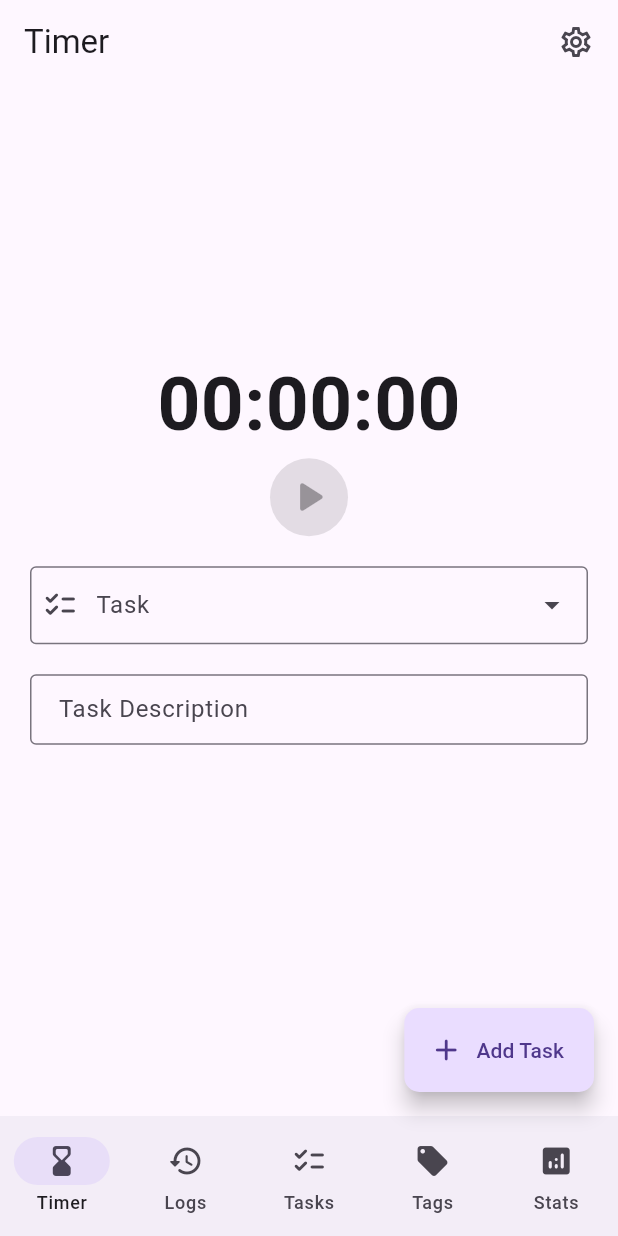
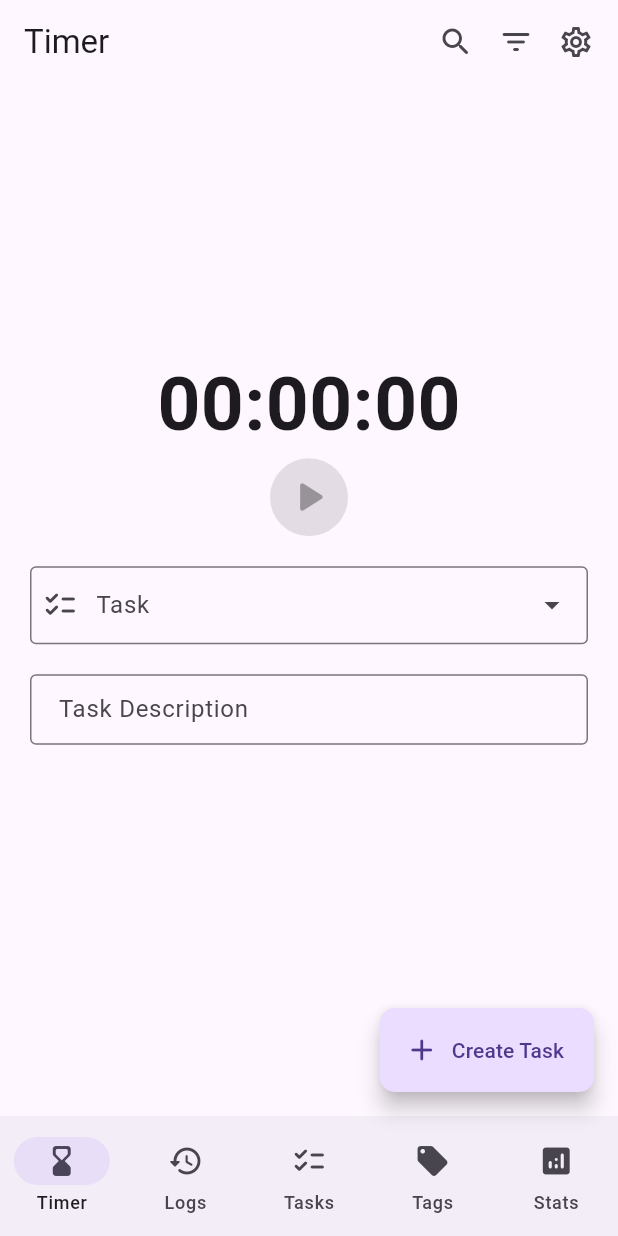
Before and after one commit to siddharthroy12/timebrew, a Flutter app: the screen it shows after launch, on a phone screen of 412 x 824 dp. Run offline on Flutter 3.47's test engine with Material 2 defaults, Android fonts, the phone set to English and light mode, and no system bars; drawn by our look-alikes of animated_flip_counter, dynamic_color; our stand-ins replace file_picker, fl_chart, isar, permission_handler, syncfusion_flutter_charts; missing offline and left inert: context_menus; accounts and stored records are empty; generated files the repository leaves out were written again.

Commit message:
UI changes

```diff
--- a/lib/tabs/tabs.dart
+++ b/lib/tabs/tabs.dart
@@ -29,6 +29,7 @@ class Tabs extends StatefulWidget {
 class _TabsState extends State<Tabs> with SingleTickerProviderStateMixin {
   int _tabIndex = 0;
   bool desktopView = true;
+  bool searchMode = false;
 
   List<TabEntry> tabs = [
     TabEntry(title: 'Timer', icon: Icons.hourglass_bottom_rounded),
@@ -86,27 +87,19 @@ class _TabsState extends State<Tabs> with SingleTickerProviderStateMixin {
       },
       icon: const Icon(Icons.settings_outlined),
     );
-    return Scaffold(
-      appBar: !desktopView
-          ? AppBar(
-              title: Text(tabs[_tabIndex].title),
-              actions: [
-                Padding(
-                  padding: const EdgeInsets.only(right: 8.0),
-                  child: settingsButton,
-                )
-              ],
-            )
-          : null,
-      body: Row(
+    return Row(
       children: [
         ...desktopView
             ? [
-                  Stack(
-                    children: [
-                      NavigationRail(
+                Card(
+                  margin: EdgeInsets.zero,
+                  shape: const RoundedRectangleBorder(
+                    borderRadius: BorderRadius.all(Radius.zero),
+                  ),
+                  child: NavigationRail(
                     selectedIndex: _tabIndex,
                     groupAlignment: 0,
+                    backgroundColor: Colors.transparent,
                     onDestinationSelected: (int index) {
                       setState(() {
                         _tabIndex = index;
@@ -122,52 +115,68 @@ class _TabsState extends State<Tabs> with SingleTickerProviderStateMixin {
                         )
                         .toList(),
                   ),
-                      Positioned(
-                        bottom: 20,
-                        left: 0,
-                        right: 0,
-                        child: Center(child: settingsButton),
                 ),
-                      Positioned(
-                        top: 20,
-                        left: 0,
-                        right: 0,
-                        child: Center(
-                            child: _tabIndex < 4
-                                ? SizedBox(
-                                    height: 45.0,
-                                    width: 45.0,
-                                    child: FittedBox(
-                                      child: FloatingActionButton(
-                                        elevation: 0,
-                                        shape: const RoundedRectangleBorder(
-                                          borderRadius: BorderRadius.all(
-                                            Radius.circular(10),
-                                          ),
-                                        ),
-                                        onPressed: _action,
-                                        child: const Icon(Icons.add),
-                                      ),
-                                    ),
-                                  )
-                                : Container()),
-                      ),
-                    ],
-                  ),
-                  const VerticalDivider(thickness: 1, width: 1),
               ]
             : [],
         Expanded(
-            child: const [
+          child: Scaffold(
+            appBar: AppBar(
+              leading: searchMode
+                  ? IconButton(
+                      onPressed: () {
+                        setState(() {
+                          searchMode = false;
+                        });
+                      },
+                      icon: const Icon(
+                        Icons.arrow_back,
+                      ),
+                    )
+                  : null,
+              title: searchMode
+                  ? const TextField(
+                      autofocus: true,
+                      decoration: InputDecoration(
+                        hintText: 'Search...',
+                        border: InputBorder.none,
+                        enabledBorder: InputBorder.none,
+                        focusedBorder: InputBorder.none,
+                        contentPadding: EdgeInsets.zero,
+                      ),
+                    )
+                  : Text(tabs[_tabIndex].title),
+              actions: [
+                !searchMode
+                    ? IconButton(
+                        onPressed: () {
+                          setState(() {
+                            searchMode = true;
+                          });
+                        },
+                        icon: Icon(
+                          searchMode ? Icons.cancel : Icons.search_rounded,
+                        ),
+                      )
+                    : Container(),
+                IconButton(
+                  onPressed: () {},
+                  icon: Icon(
+                    Icons.filter_list_rounded,
+                  ),
+                ),
+                Padding(
+                  padding: const EdgeInsets.only(right: 8.0),
+                  child: settingsButton,
+                )
+              ],
+            ),
+            body: const [
               Timer(),
               Timelogs(),
               Tasks(),
               Tags(),
               Stats(),
             ][_tabIndex],
-          ),
-        ],
-      ),
             bottomNavigationBar: !desktopView
                 ? NavigationBar(
                     onDestinationSelected: (int index) {
@@ -188,20 +197,23 @@ class _TabsState extends State<Tabs> with SingleTickerProviderStateMixin {
                 : null,
             floatingActionButton: Builder(
               builder: (context) {
-          if (_tabIndex < 4 && !desktopView) {
+                if (_tabIndex < 4) {
                   return FloatingActionButton.extended(
                     shape: RoundedRectangleBorder(
                       borderRadius: BorderRadius.circular(10),
                     ),
                     onPressed: _action,
                     label: Text(
-                  'Add ${_tabIndex == 0 ? "Task" : tabs[_tabIndex].title.substring(0, tabs[_tabIndex].title.length - 1)}'),
+                        'Create ${_tabIndex == 0 ? "Task" : tabs[_tabIndex].title.substring(0, tabs[_tabIndex].title.length - 1)}'),
                     icon: const Icon(Icons.add_rounded),
                   );
                 }
                 return Container();
               },
             ),
+          ),
+        ),
+      ],
     );
   }
 }
--- a/lib/tabs/tags.dart
+++ b/lib/tabs/tags.dart
@@ -37,9 +37,7 @@ class _TagsState extends State<Tags> with AutomaticKeepAliveClientMixin {
                 return ListView.separated(
                   itemCount: snapshot.data!.length,
                   separatorBuilder: (context, index) {
-                    return const Divider(
-                      height: 0,
-                    );
+                    return Container();
                   },
                   itemBuilder: (BuildContext context, int index) {
                     Tag tag = snapshot.data![index];
@@ -79,7 +77,7 @@ class TagEntry extends StatelessWidget {
   final int milliseconds;
   final Color color;
 
-  TagEntry({
+  const TagEntry({
     super.key,
     required this.name,
     required this.id,
```
Also changed, not shown: lib/tabs/stats.dart (+10 -8 lines), lib/tabs/tasks.dart (+12 -3 lines). Lines whose indentation alone changed are shown as unchanged.
